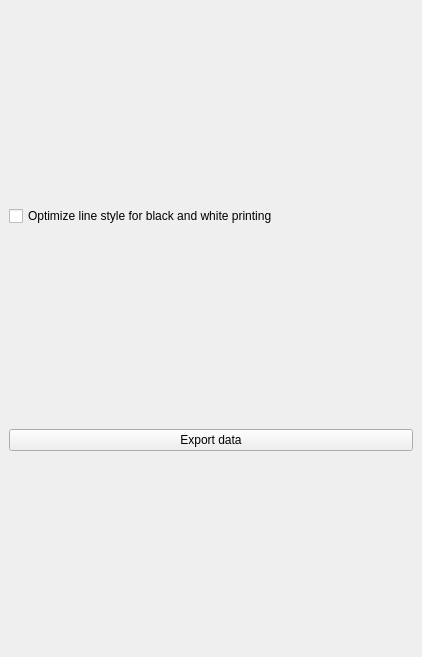
gem/oq-irmt-qgis, file svir/ui/ui_viewer_dock.ui: the form before one commit.
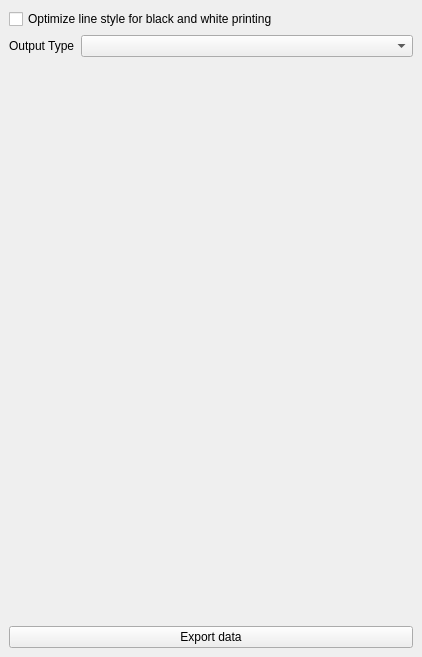
The form after the commit. Icons and pictures are not drawn.

Diff of the .ui file:
```diff
--- a/svir/ui/ui_viewer_dock.ui
+++ b/svir/ui/ui_viewer_dock.ui
@@ -20,11 +20,41 @@
   <widget class="QWidget" name="container">
    <layout class="QVBoxLayout" name="verticalLayout">
     <item>
+     <layout class="QVBoxLayout" name="verticalLayout_2">
+      <property name="sizeConstraint">
+       <enum>QLayout::SetDefaultConstraint</enum>
+      </property>
+      <item>
      <widget class="QCheckBox" name="bw_chk">
       <property name="text">
        <string>Optimize line style for black and white printing</string>
       </property>
      </widget>
+      </item>
+      <item>
+       <layout class="QFormLayout" name="formLayout">
+        <property name="sizeConstraint">
+         <enum>QLayout::SetDefaultConstraint</enum>
+        </property>
+        <property name="fieldGrowthPolicy">
+         <enum>QFormLayout::AllNonFixedFieldsGrow</enum>
+        </property>
+        <property name="verticalSpacing">
+         <number>6</number>
+        </property>
+        <item row="0" column="0">
+         <widget class="QLabel" name="output_type_lbl">
+          <property name="text">
+           <string>Output Type</string>
+          </property>
+         </widget>
+        </item>
+        <item row="0" column="1">
+         <widget class="QComboBox" name="output_type_cbx"/>
+        </item>
+       </layout>
+      </item>
+     </layout>
     </item>
     <item>
      <layout class="QHBoxLayout" name="horizontalLayout"/>
```
Lines whose indentation alone changed are shown as unchanged.
